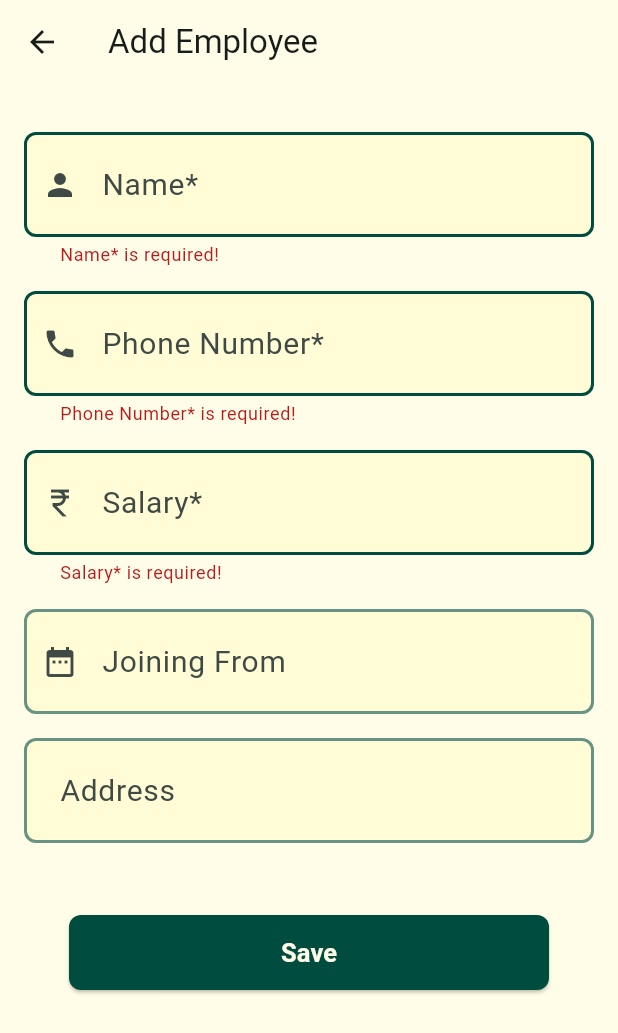
After one commit to paraspbt/employee_erp_app, a Flutter app: the AddEmployeePage screen opened directly, after a tap on "Save", on a phone screen of 412 x 824 dp. The commit adds this screen. Shown: the top 1033 px of the screen. Run offline on Flutter 3.47's test engine with Material 3 defaults, Android fonts, the phone set to English and light mode, and no system bars; our stand-ins replace flutter_bloc, flutter_dotenv, fpdart, get_it, supabase_flutter; accounts and stored records are empty.

Commit message:
Add Employee Feature Done

```diff
--- a/lib/core/theme/theme.dart
+++ b/lib/core/theme/theme.dart
@@ -30,6 +30,20 @@ class AppTheme {
         ),
         borderRadius: BorderRadius.circular(8),
       ),
+      errorBorder: OutlineInputBorder(
+        borderSide: const BorderSide(
+          color: AppPallete.darkGreen,
+          width: 2,
+        ),
+        borderRadius: BorderRadius.circular(8),
+      ),
+      focusedErrorBorder: OutlineInputBorder(
+        borderSide: const BorderSide(
+          color: AppPallete.darkGreen,
+          width: 2,
+        ),
+        borderRadius: BorderRadius.circular(8),
+      ),
       hintStyle: const TextStyle(fontSize: 20),
     ),
   );
--- /dev/null
+++ b/lib/core/widgets/app_button.dart
@@ -0,0 +1,41 @@
+import 'package:emperp_app/core/theme/app_pallete.dart';
+import 'package:flutter/material.dart';
+
+class AppButton extends StatelessWidget {
+  final String buttonText;
+  final VoidCallback onPressed;
+
+  const AppButton({
+    super.key,
+    required this.buttonText,
+    required this.onPressed,
+  });
+
+  @override
+  Widget build(BuildContext context) {
+    return Container(
+      decoration: BoxDecoration(
+        borderRadius: BorderRadius.circular(0),
+      ),
+      child: ElevatedButton(
+        onPressed: onPressed,
+        style: ElevatedButton.styleFrom(
+          fixedSize: const Size(320, 50),
+          backgroundColor: AppPallete.darkGreen,
+          foregroundColor: AppPallete.backgroundColor,
+          // Set a specific width and height
+          shape: RoundedRectangleBorder(
+            borderRadius: BorderRadius.circular(8),
+          ),
+        ),
+        child: Text(
+          buttonText,
+          style: const TextStyle(
+            fontSize: 17,
+            fontWeight: FontWeight.w600,
+          ),
+        ),
+      ),
+    );
+  }
+}
--- /dev/null
+++ b/lib/core/widgets/input_field.dart
@@ -0,0 +1,44 @@
+import 'package:emperp_app/core/theme/app_pallete.dart';
+import 'package:flutter/material.dart';
+
+class InputField extends StatelessWidget {
+  final String hintText;
+  final TextEditingController controller;
+  final bool isRequired;
+  final TextInputType keyboardType;
+  final int? maxLines;
+  final Widget? prefixIcon;
+
+  const InputField({
+    super.key,
+    required this.hintText,
+    required this.controller,
+    this.isRequired = false,
+    this.keyboardType = TextInputType.text,
+    this.maxLines = 1,
+    this.prefixIcon,
+  });
+
+  @override
+  Widget build(BuildContext context) {
+    return TextFormField(
+      controller: controller,
+      keyboardType: keyboardType,
+      decoration: InputDecoration(
+        prefixIcon: prefixIcon,
+        hintText: hintText,
+      ),
+      validator: (value) {
+        if (isRequired && value!.trim().isEmpty) {
+          return "$hintText is required!";
+        }
+        return null;
+      },
+      style: const TextStyle(
+        fontSize: 20,
+        color: AppPallete.darkGreen,
+      ),
+      maxLines: maxLines,
+    );
+  }
+}
--- /dev/null
+++ b/lib/features/erp/data/models/employee_model.dart
@@ -0,0 +1,64 @@
+class EmployeeModel {
+  final String id;
+  final String profileId;
+  final String name;
+  final String phone;
+  final double salary;
+  final String joinedAt;
+  final String? address;
+  final int presents;
+  final int absents;
+  final List<String> absentDays;
+  final double credit;
+  final DateTime updatedAt;
+
+  EmployeeModel({
+    required this.id,
+    required this.profileId,
+    required this.name,
+    required this.phone,
+    required this.salary,
+    required this.joinedAt,
+    this.address,
+    this.presents = 0,
+    this.absents = 0,
+    this.absentDays = const [],
+    this.credit = 0.0,
+    required this.updatedAt,
+  });
+
+  Map<String, dynamic> toMap() {
+    return <String, dynamic>{
+      'id': id,
+      'profile_id': profileId,
+      'name': name,
+      'phone': phone,
+      'salary': salary,
+      'joined_at': joinedAt,
+      'address': address,
+      'presents': presents,
+      'absents': absents,
+      'absent_days': absentDays,
+      'credit': credit,
+      'updated_at': updatedAt.toIso8601String(),
+    };
+  }
+
+  factory EmployeeModel.fromMap(Map<String, dynamic> map) {
+    return EmployeeModel(
+      id: map['id'] as String,
+      profileId: map['profile_id'] as String,
+      name: map['name'] as String,
+      phone: map['phone'] as String,
+      salary: map['salary'] as double,
+      joinedAt: map['joined_at'] as String,
+      address: map['address'] != null ? map['address'] as String : null,
+      presents: map['presents'] as int,
+      absents: map['absents'] as int,
+      absentDays: List<String>.from(
+          map['absent_days'] ?? []),
+      credit: map['credit'] as double,
+      updatedAt: DateTime.parse(map['updated_at'] as String),
+    );
+  }
+}
--- /dev/null
+++ b/lib/features/erp/presentation/bloc/emp_bloc.dart
@@ -0,0 +1,30 @@
+import 'package:emperp_app/features/erp/presentation/usecases/create_employee.dart';
+import 'package:flutter/foundation.dart';
+import 'package:flutter_bloc/flutter_bloc.dart';
+
+part 'emp_event.dart';
+part 'emp_state.dart';
+
+class EmpBloc extends Bloc<EmpEvent, EmpState> {
+  final CreateEmployee createEmployee;
+  EmpBloc(this.createEmployee) : super(EmpInitial()) {
+    on<EmpEvent>((event, emit) {
+      emit(EmpLoading());
+    });
+
+    on<CreateEmpEvent>((event, emit) async {
+      final res = await createEmployee(
+        CreateEmployeeParams(
+          profileId: event.profileId,
+          name: event.name,
+          phone: event.phone,
+          salary: event.salary,
+          joinedAt: event.joinedAt,
+          address: event.address,
+        ),
+      );
+
+      res.fold((l) => emit(EmpFailure(l.message)), (r) => emit(EmpSuccess()));
+    });
+  }
+}
--- /dev/null
+++ b/lib/features/erp/presentation/bloc/emp_event.dart
@@ -0,0 +1,22 @@
+part of 'emp_bloc.dart';
+
+@immutable
+sealed class EmpEvent {}
+
+final class CreateEmpEvent extends EmpEvent {
+  final String profileId;
+  final String name;
+  final String phone;
+  final double salary;
+  final String joinedAt;
+  final String? address;
+
+  CreateEmpEvent({
+    required this.profileId,
+    required this.name,
+    required this.phone,
+    required this.salary,
+    required this.joinedAt,
+    required this.address,
+  });
+}
--- /dev/null
+++ b/lib/features/erp/presentation/bloc/emp_state.dart
@@ -0,0 +1,15 @@
+part of 'emp_bloc.dart';
+
+@immutable
+sealed class EmpState {}
+
+final class EmpInitial extends EmpState {}
+
+final class EmpLoading extends EmpState {}
+
+final class EmpFailure extends EmpState {
+  final String message;
+  EmpFailure(this.message);
+}
+
+final class EmpSuccess extends EmpState {}
--- /dev/null
+++ b/lib/features/erp/presentation/pages/add_employee.dart
@@ -0,0 +1,167 @@
+import 'package:emperp_app/core/GlobalBloc/global_bloc.dart';
+import 'package:emperp_app/core/widgets/app_button.dart';
+import 'package:emperp_app/core/widgets/input_field.dart';
+import 'package:emperp_app/core/widgets/show_snackbar.dart';
+import 'package:emperp_app/features/erp/presentation/bloc/emp_bloc.dart';
+import 'package:emperp_app/features/erp/presentation/pages/emp_list.dart';
+import 'package:flutter/material.dart';
+import 'package:flutter_bloc/flutter_bloc.dart';
+import 'package:intl/intl.dart';
+
+class AddEmployeePage extends StatefulWidget {
+  static route() =>
+      MaterialPageRoute(builder: (context) => const AddEmployeePage());
+  const AddEmployeePage({super.key});
+
+  @override
+  State<AddEmployeePage> createState() => _AddEmployeeState();
+}
+
+class _AddEmployeeState extends State<AddEmployeePage> {
+  final formKey = GlobalKey<FormState>();
+  final nameController = TextEditingController();
+  final phoneController = TextEditingController();
+  final addressController = TextEditingController();
+  final salaryController = TextEditingController();
+  final joiningDateController = TextEditingController();
+  final formatter = DateFormat('dd-MM-yyyy');
+
+  @override
+  void dispose() {
+    nameController.dispose();
+    phoneController.dispose();
+    addressController.dispose();
+    salaryController.dispose();
+    joiningDateController.dispose();
+    super.dispose();
+  }
+
+  void _selectJoiningDate() async {
+    final DateTime? selectedDate = await showDatePicker(
+      context: context,
+      initialDate: DateTime.now(),
+      firstDate: DateTime.now(),
+      lastDate: DateTime(2100),
+    );
+
+    if (selectedDate != null) {
+      final formattedDate = formatter.format(selectedDate);
+      joiningDateController.text = formattedDate;
+    }
+  }
+
+  @override
+  Widget build(BuildContext context) {
+    return Scaffold(
+      appBar: AppBar(
+        title: const Text("Add Employee"),
+      ),
+      body: BlocConsumer<EmpBloc, EmpState>(
+        listener: (context, state) {
+          if (state is EmpFailure) {
+            showSnackbar(context, state.message);
+          } else if (state is EmpSuccess) {
+            Navigator.pushAndRemoveUntil(
+                context, EmpListPage.route(), (route) => false);
+          }
+        },
+        builder: (context, state) {
+          return Stack(
+            children: [
+              SingleChildScrollView(
+                padding: const EdgeInsets.all(16),
+                child: Form(
+                  key: formKey,
+                  child: Column(
+                    children: [
+                      const SizedBox(height: 16),
+                      InputField(
+                        hintText: 'Name*',
+                        controller: nameController,
+                        keyboardType: TextInputType.name,
+                        prefixIcon: const Icon(Icons.person),
+                        isRequired: true,
+                      ),
+                      // TODO phone number should be 10 digits
+                      const SizedBox(height: 16),
+                      InputField(
+                        hintText: 'Phone Number*',
+                        controller: phoneController,
+                        keyboardType: TextInputType.phone,
+                        prefixIcon: const Icon(Icons.phone),
+                        isRequired: true,
+                      ),
+                      //TODO salary should be numeric only
+                      const SizedBox(height: 16),
+                      InputField(
+                        hintText: 'Salary*',
+                        controller: salaryController,
+                        keyboardType: TextInputType.number,
+                        prefixIcon: const Icon(Icons.currency_rupee),
+                        isRequired: true,
+                      ),
+                      const SizedBox(height: 16),
+                      GestureDetector(
+                        onTap: _selectJoiningDate,
+                        child: AbsorbPointer(
+                          child: InputField(
+                            hintText: 'Joining From',
+                            controller: joiningDateController,
+                            prefixIcon: const Icon(Icons.date_range),
+                            keyboardType: TextInputType.datetime,
+                          ),
+                        ),
+                      ),
+                      const SizedBox(height: 16),
+                      InputField(
+                        hintText: 'Address',
+                        controller: addressController,
+                        keyboardType: TextInputType.multiline,
+                        maxLines: null,
+                      ),
+                      const SizedBox(height: 48),
+                      AppButton(
+                        buttonText: "Save",
+                        onPressed: () {
+                          try {
+                            if (formKey.currentState!.validate()) {
+                              String joinedAt =
+                                  joiningDateController.text.trim();
+                              if (joinedAt.isEmpty) {
+                                final now = DateTime.now();
+                                joinedAt = formatter.format(now);
+                              }
+                              context.read<EmpBloc>().add(CreateEmpEvent(
+                                  profileId: (context.read<GlobalBloc>().state
+                                          as AppUserLoggedIn)
+                                      .userModel
+                                      .id,
+                                  name: nameController.text.trim(),
+                                  phone: phoneController.text.trim(),
+                                  salary: double.parse(
+                                      salaryController.text.trim()),
+                                  joinedAt: joinedAt,
+                                  address: addressController.text.trim()));
+                            }
+                          } on Exception catch (e) {
+                            showSnackbar(context, e.toString());
+                          }
+                        },
+                      ),
+                    ],
+                  ),
+                ),
+              ),
+              if (state is EmpLoading)
+                const SafeArea(
+                  child: Center(
+                    child: CircularProgressIndicator(),
+                  ),
+                ),
+            ],
+          );
+        },
+      ),
+    );
+  }
+}
--- /dev/null
+++ b/lib/features/erp/presentation/usecases/create_employee.dart
@@ -0,0 +1,47 @@
+import 'package:emperp_app/core/errors/failure.dart';
+import 'package:emperp_app/features/erp/data/datasource/emp_remote_datasource.dart';
+import 'package:emperp_app/features/erp/data/models/employee_model.dart';
+import 'package:fpdart/fpdart.dart';
+import 'package:uuid/uuid.dart';
+
+class CreateEmployee {
+  final EmpRemoteDatasource empRemoteDatasource;
+  CreateEmployee(this.empRemoteDatasource);
+  Future<Either<Failure, EmployeeModel>> call(
+      CreateEmployeeParams params) async {
+    try {
+      EmployeeModel employeeModel = EmployeeModel(
+        id: const Uuid().v1(),
+        profileId: params.profileId,
+        name: params.name,
+        phone: params.phone,
+        salary: params.salary,
+        joinedAt: params.joinedAt,
+        updatedAt: DateTime.now(),
+        address: params.address,
+      );
+      final res = await empRemoteDatasource.createEmployee(employeeModel);
+      return right(res);
+    } on Exception catch (e) {
+      return left(Failure(e.toString()));
+    }
+  }
+}
+
+class CreateEmployeeParams {
+  final String profileId;
+  final String name;
+  final String phone;
+  final double salary;
+  final String joinedAt;
+  final String? address;
+
+  CreateEmployeeParams({
+    required this.profileId,
+    required this.name,
+    required this.phone,
+    required this.salary,
+    required this.joinedAt,
+    required this.address,
+  });
+}
--- a/pubspec.yaml
+++ b/pubspec.yaml
@@ -39,6 +39,8 @@ dependencies:
   flutter_bloc: ^9.0.0
   flutter_dotenv: ^5.2.1
   get_it: ^8.0.3
+  intl: ^0.20.1
+  uuid: ^4.5.1
 
 dev_dependencies:
   flutter_test:
```
Also changed, not shown: lib/core/widgets/show_snackbar.dart (added, +11 -0 lines), lib/features/auth/presentation/AuthBloc/auth_bloc.dart (+5 -2 lines), lib/features/auth/presentation/pages/login_page.dart (+19 -24 lines), lib/features/erp/data/datasource/emp_remote_datasource.dart (added, +19 -0 lines), lib/features/erp/presentation/pages/emp_list.dart (added, +15 -0 lines), lib/init_dependencies.dart (+12 -0 lines), lib/main.dart (+6 -8 lines), pubspec.lock.
